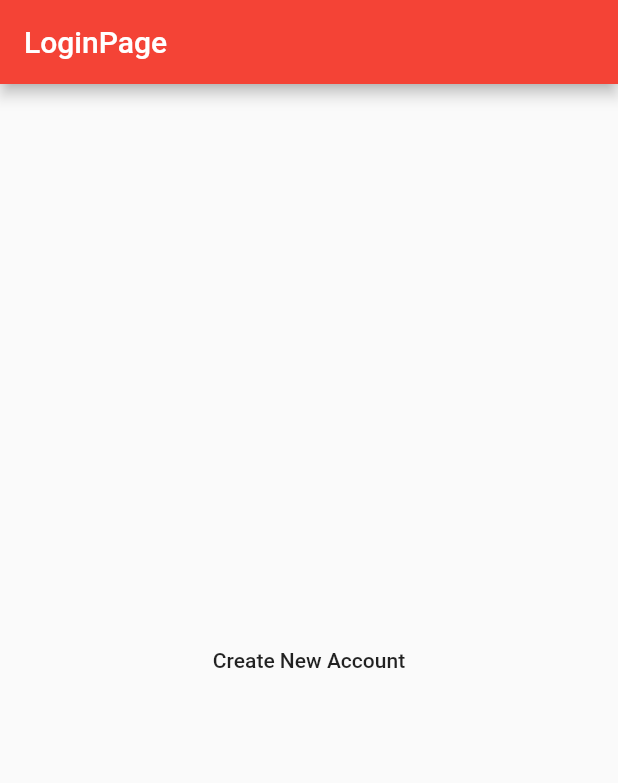
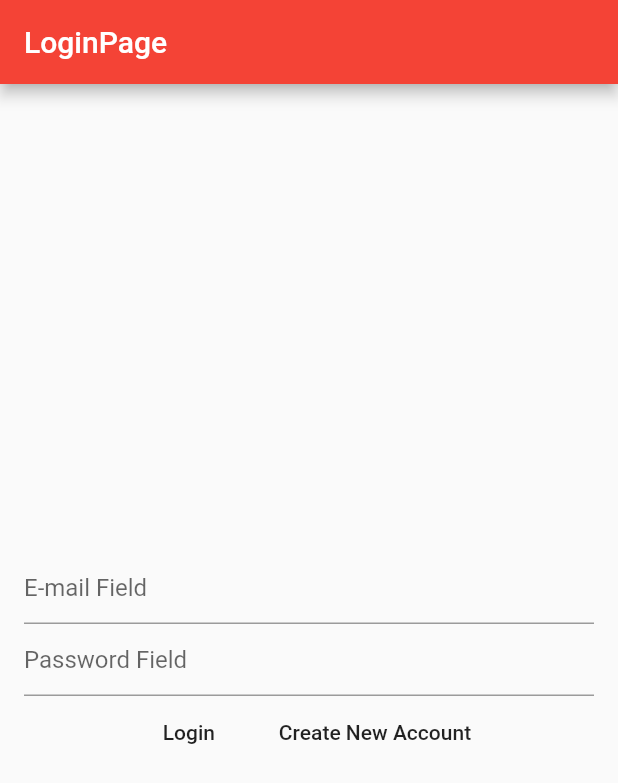
Before and after one commit to mffernando/healthy_delivery, a Flutter app: the screen it shows after launch, after a tap on "Create New Account", on a phone screen of 412 x 824 dp. Shown: the top 783 px of the screen. Run offline on Flutter 3.47's test engine with Material 2 defaults, Android fonts, the light colour scheme and no system bars; our stand-ins replace firebase_auth, firebase_core; accounts and stored records are empty; network calls fail.

Commit message:
Removed signInAnonymously function. Created createUserWithEmailAndPassword and signInWithEmailAndPassword functions.

```diff
--- a/lib/screens/loginpage.dart
+++ b/lib/screens/loginpage.dart
@@ -8,12 +8,33 @@ class LoginPage extends StatefulWidget {
   _LoginPageState createState() => _LoginPageState();
 }
 
+  String _email = "";
+  String _password = "";
+
 class _LoginPageState extends State<LoginPage> {
 
   Future<void> _createUser() async {
     try {
       //Anonymously
-      UserCredential userCredential = await FirebaseAuth.instance.signInAnonymously();
+      //UserCredential userCredential = await FirebaseAuth.instance.signInAnonymously();
+      //print("E-mail: $_email");
+      //print("Password: $_password");
+      UserCredential userCredential = await FirebaseAuth.instance.createUserWithEmailAndPassword(email: _email, password: _password);
+      print("User: $userCredential");
+    } on FirebaseAuthException catch(e) {
+      print("Error: $e");
+    } catch(e) {
+      print("Error: $e");
+    }
+  }
+
+  Future<void> _loginUser() async {
+    try {
+      //Anonymously
+      //UserCredential userCredential = await FirebaseAuth.instance.signInAnonymously();
+      //print("E-mail: $_email");
+      //print("Password: $_password");
+      UserCredential userCredential = await FirebaseAuth.instance.signInWithEmailAndPassword(email: _email, password: _password);
       print("User: $userCredential");
     } on FirebaseAuthException catch(e) {
       print("Error: $e");
@@ -26,12 +47,43 @@ class _LoginPageState extends State<LoginPage> {
   Widget build(BuildContext context) {
     return Scaffold(
       appBar: AppBar(
-        title: Text("LoginPage"),
+        title: const Text("LoginPage"),
       ),
-      body: Center(
-        child: MaterialButton(
-          onPressed: _createUser,
-          child: Text("Create New Account"),
+      body: Padding(
+        padding: const EdgeInsets.all(16.0),
+        child: Column(
+          mainAxisAlignment: MainAxisAlignment.center,
+          children: [
+            TextField(
+              onChanged: (value) {
+                _email = value;
+              },
+              decoration: const InputDecoration(
+                hintText: "E-mail Field"
+              ),
+            ),
+            TextField(
+              onChanged: (value) {
+                _password = value;
+              },
+              decoration: const InputDecoration(
+                  hintText: "Password Field"
+              ),
+            ),
+            Row(
+              mainAxisAlignment: MainAxisAlignment.center,
+              children: [
+                MaterialButton(
+                  onPressed: _loginUser,
+                  child: const Text("Login"),
+                ),
+                MaterialButton(
+                  onPressed: _createUser,
+                  child: const Text("Create New Account"),
+                ),
+              ],
+            )
+          ],
         ),
       ),
     );
```
